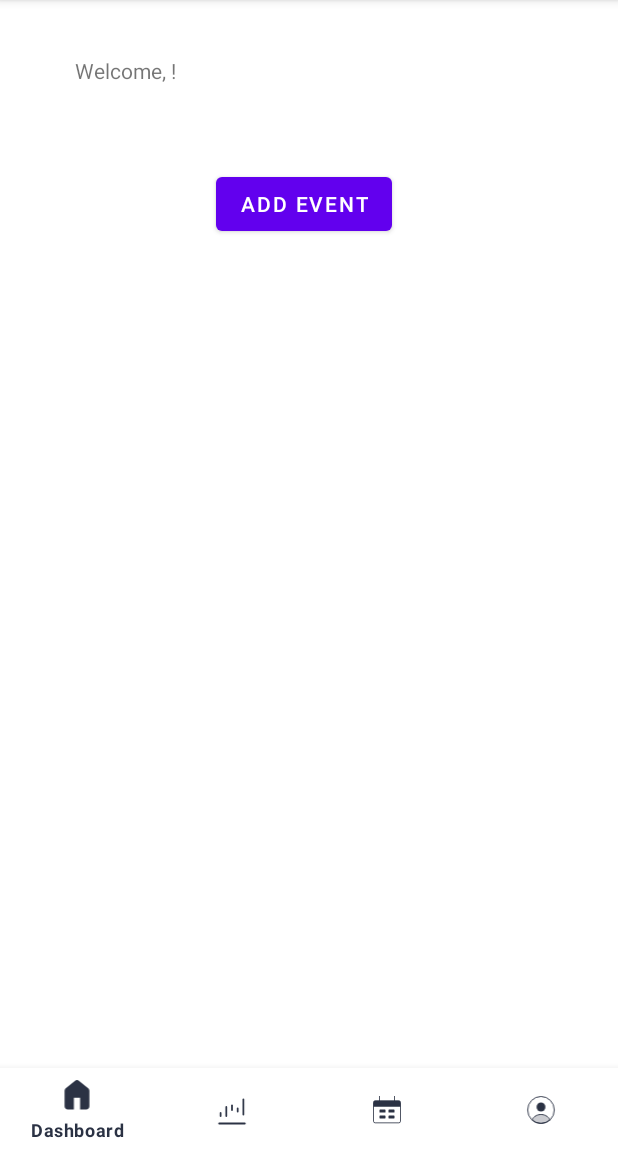
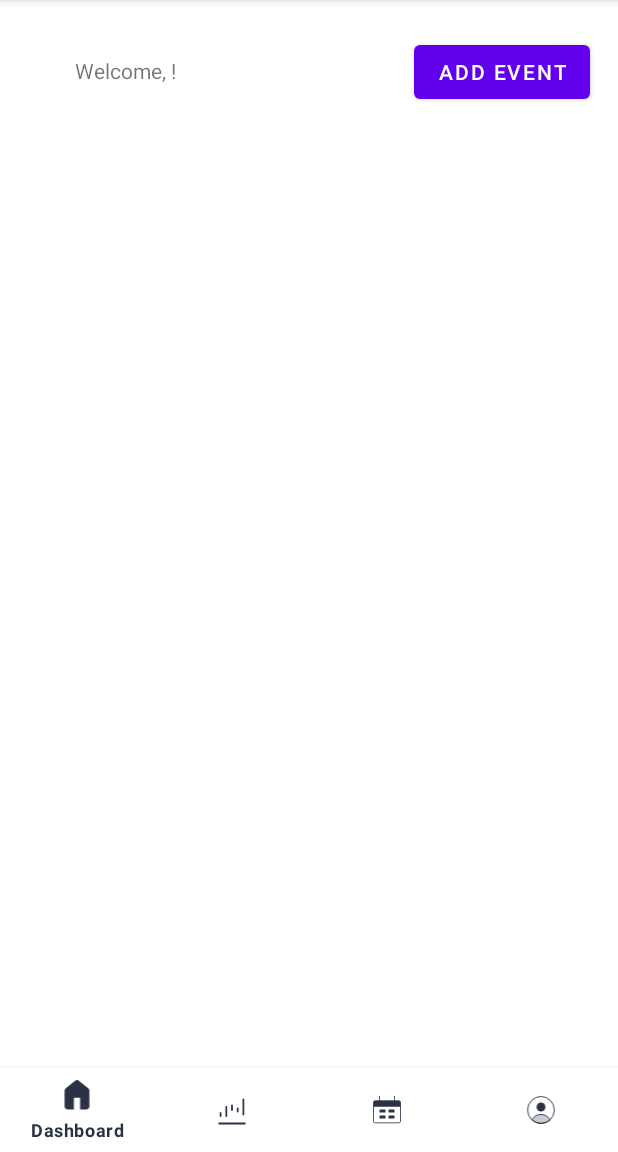
Before and after one commit to florencepoon/INFS3605, an Android app: the Dashboard screen opened directly, with no data from a screen before it, on a phone screen of 412 x 824 dp, the part 84-1236 px from its top. Run offline under Robolectric (Android 15) with nearby library versions, the phone set to English and light mode, and no system bars; our stand-ins replace Firebase (no records; nobody signed in at launch, a user with empty details on screens opened directly); libraries missing offline, so code that uses them is left out: com.github.mikephil.charting.

Commit message:
recyclerview on dashboard working

```diff
--- a/app/src/main/java/com/example/infs3605/Dashboard.java
+++ b/app/src/main/java/com/example/infs3605/Dashboard.java
@@ -6,6 +6,8 @@ import android.os.Bundle;
 
 import androidx.annotation.NonNull;
 import androidx.fragment.app.Fragment;
+import androidx.recyclerview.widget.LinearLayoutManager;
+import androidx.recyclerview.widget.RecyclerView;
 
 import android.util.Log;
 import android.view.LayoutInflater;
@@ -36,18 +38,27 @@ import com.google.firebase.database.ValueEventListener;
 
 import org.w3c.dom.Text;
 
+import java.text.SimpleDateFormat;
 import java.time.LocalDate;
 import java.util.ArrayList;
+import java.util.Calendar;
 import java.util.Collections;
+import java.util.Date;
 import java.util.HashMap;
 import java.util.List;
+import java.util.Locale;
 import java.util.Map;
+import java.util.concurrent.TimeUnit;
 
 public class Dashboard extends Fragment {
 
     private Button addEventButton;
+    private RecyclerView recyclerView;
+    private dashboardAdapter adapter;
+    private RecyclerView.RecyclerListener listener;
+    private List<Event> eventData;
     FirebaseDatabase firebaseDatabase;
-
+    DatabaseReference myRef;
 
     TextView dashboardGreeting;
     FirebaseAuth mAuth = FirebaseAuth.getInstance();
@@ -58,14 +69,70 @@ public class Dashboard extends Fragment {
 
         View v = inflater.inflate(R.layout.fragment_dashboard, container, false);
 
+        //create handle for RecyclerView
+        recyclerView = v.findViewById(R.id.recycler_view);
+
+        //Initiate a linear recyclerview layout manager
+        recyclerView.setLayoutManager(new LinearLayoutManager(getActivity()));
+
+        //Initiate adapter and pass on list of events
+        adapter = new dashboardAdapter(new ArrayList<Event>(), listener);
+        recyclerView.setAdapter(adapter);
+
+        myRef = FirebaseDatabase.getInstance().getReference().child("Events");
+
+        myRef.addListenerForSingleValueEvent(new ValueEventListener() {
+            @Override
+            public void onDataChange(@NonNull DataSnapshot dataSnapshot) {
+                List<Event> events = new ArrayList<Event>();
+                String eventName = null;
+                String eventLocation = null;
+                String eventCategory = null;
+                Date eventDate = null;
+                for (DataSnapshot snapshot : dataSnapshot.getChildren()) {
+                    if (snapshot.child("eventName").getValue() != null) {
+                        eventName = snapshot.child("eventName").getValue(String.class);
+                    }
+                    if (snapshot.child("eventLocation").getValue() != null) {
+                        eventLocation = snapshot.child("eventLocation").getValue(String.class);
+                    }
+                    if (snapshot.child("eventCategory").getValue() != null) {
+                        eventCategory = snapshot.child("eventCategory").getValue(String.class);
+                    }
+                    if (snapshot.child("eventDate").getValue() != null) {
+                        Long eventTime = snapshot.child("eventDate").child("time").getValue(Long.class);
+                        eventDate = new Date(eventTime);
+                    }
+
+                    Event event = new Event();
+                    event.setEventName(eventName);
+                    event.setEventLocation(eventLocation);
+                    event.setEventCategory(eventCategory);
+                    event.setEventDate(eventDate);
+                    events.add(event);
+                }
+
+                // Filter events by dates that fall within the upcoming week
+                long currentTime = Calendar.getInstance().getTimeInMillis();
+                long upcomingWeekTime = currentTime + TimeUnit.DAYS.toMillis(7);
+                List<Event> upcomingEvents = new ArrayList<>();
+                for (Event event: events) {
+                    if (event.getEventDate().getTime() >= currentTime && event.getEventDate().getTime() <= upcomingWeekTime) {
+                        upcomingEvents.add(event);
+                    }
+                }
+                adapter.setData((ArrayList<Event>) upcomingEvents);
+            }
+            @Override
+            public void onCancelled(@NonNull DatabaseError databaseError) {
+            }
+        });
+
         //Customised greeting
         String displayName = mAuth.getCurrentUser().getDisplayName();
         TextView name = v.findViewById(R.id.dashboardGreeting);
         name.setText("Welcome, " + displayName + "!");
 
-//        piechart = v.findViewById(R.id.testChart);
-//        setupPieChart();
-//        loadPieChartData();
         addEventButton = v.findViewById(R.id.AddEventButton);
         addEventButton.setOnClickListener(new View.OnClickListener() {
             @Override
--- a/app/src/main/java/com/example/infs3605/Event.java
+++ b/app/src/main/java/com/example/infs3605/Event.java
@@ -1,9 +1,5 @@
 package com.example.infs3605;
 
-import com.google.firebase.database.DatabaseReference;
-import com.google.firebase.database.FirebaseDatabase;
-
-import java.time.LocalDate;
 import java.util.Date;
 
 public class Event {
@@ -22,6 +18,8 @@ public class Event {
     private String	eventLinks;
     private String eventComments;
 
+    public Event() {
+    }
     // Constructor
     public Event(Integer eventID, String eventName, String eventOrganiser, String eventFaculty, String eventCategory,
                  String eventParticipation, String eventLocation, Date eventDate, String eventStartTime, String eventEndTime) {
--- /dev/null
+++ b/app/src/main/java/com/example/infs3605/dashboardAdapter.java
@@ -0,0 +1,74 @@
+package com.example.infs3605;
+
+import android.view.LayoutInflater;
+import android.view.View;
+import android.view.ViewGroup;
+import android.widget.TextView;
+
+import androidx.annotation.NonNull;
+import androidx.recyclerview.widget.RecyclerView;
+
+import java.text.SimpleDateFormat;
+import java.util.ArrayList;
+import java.util.Locale;
+
+public class dashboardAdapter extends RecyclerView.Adapter<dashboardAdapter.MyViewHolder>  {
+    private ArrayList<Event> mEvents;
+    private RecyclerView.RecyclerListener mListener;
+
+    //Creating listener
+    public dashboardAdapter(ArrayList<Event> events, RecyclerView.RecyclerListener listener) {
+        mEvents = events;
+        mListener = listener;
+    }
+    //Mapping event data to recyclerview
+    public static class MyViewHolder extends RecyclerView.ViewHolder implements View.OnClickListener {
+        private TextView mName, mCategory, mLocation, mDate;
+        public RecyclerView.RecyclerListener mListener;
+        public MyViewHolder(@NonNull View itemView, RecyclerView.RecyclerListener listener) {
+            super(itemView);
+            mListener = listener;
+            mName = itemView.findViewById(R.id.eventName);
+            mCategory = itemView.findViewById(R.id.eventCategory);
+            mLocation = itemView.findViewById(R.id.eventLocation);
+            mDate = itemView.findViewById(R.id.eventDate);
+        }
+
+        @Override
+        public void onClick(View view) {
+        }
+    }
+
+    //Linking the xml layout file as the RecyclerView item
+    @NonNull
+    @Override
+    public dashboardAdapter.MyViewHolder onCreateViewHolder(@NonNull ViewGroup parent, int viewType) {
+        View view = LayoutInflater.from(parent.getContext()).inflate(R.layout.recycler_view_item, parent, false);
+        return new MyViewHolder(view, mListener);
+    }
+    //Mapping event attributes to the recycler view list
+    @Override
+    public void onBindViewHolder(@NonNull dashboardAdapter.MyViewHolder holder, int position) {
+        Event event = mEvents.get(position);
+        holder.mName.setText(event.getEventName());
+        holder.mCategory.setText(event.getEventCategory());
+        holder.mLocation.setText(event.getEventLocation());
+
+        // Format date using SimpleDateFormat
+        SimpleDateFormat sdf = new SimpleDateFormat("dd/MM/yyyy", Locale.getDefault());
+        String formattedDate = sdf.format(event.getEventDate());
+        holder.mDate.setText(formattedDate);
+    }
+
+    @Override
+    public int getItemCount() {
+        return mEvents.size();
+    }
+
+    //Supplying data to the adapter
+    public void setData(ArrayList<Event> data) {
+        mEvents.clear();
+        mEvents.addAll(data);
+        notifyDataSetChanged();
+    }
+}
--- a/app/src/main/res/layout/fragment_dashboard.xml
+++ b/app/src/main/res/layout/fragment_dashboard.xml
@@ -20,10 +20,19 @@
         android:id="@+id/AddEventButton"
         android:layout_width="wrap_content"
         android:layout_height="wrap_content"
-        android:layout_marginStart="144dp"
-        android:layout_marginTop="112dp"
+        android:layout_marginStart="276dp"
+        android:layout_marginTop="24dp"
         android:text="Add Event"
         app:layout_constraintStart_toStartOf="parent"
         app:layout_constraintTop_toTopOf="parent" />
 
+    <androidx.recyclerview.widget.RecyclerView
+        android:id="@+id/recycler_view"
+        android:layout_width="match_parent"
+        android:layout_height="529dp"
+        android:layout_marginStart="1dp"
+        android:layout_marginBottom="1dp"
+        app:layout_constraintBottom_toBottomOf="parent"
+        app:layout_constraintStart_toStartOf="parent" />
+
 </androidx.constraintlayout.widget.ConstraintLayout>
```
Also changed, not shown: app/src/main/java/com/example/infs3605/Analytics.java (+70 -20 lines), app/src/main/res/drawable/layoutborder.xml (added, +15 -0 lines), app/src/main/res/layout/fragment_analytics.xml (+122 -17 lines).
